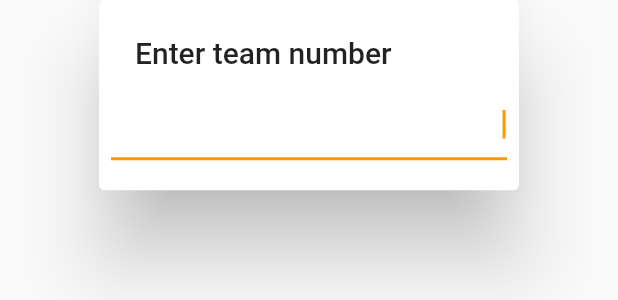
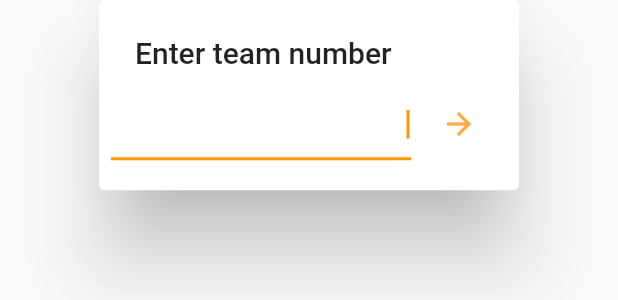
Before and after one commit to FRC5892/scouting_app, a Flutter app: the TeamNumberEntryDialog widget shown alone on an empty page, opened directly, on a phone screen of 412 x 824 dp. Shown: the part 523-823 px from the top of the screen. Run offline on Flutter 3.47's test engine with Material 2 defaults, Android fonts, the phone set to English and light mode, and no system bars; our stand-ins replace cloud_firestore, csv, firebase_auth, shared_preferences; accounts and stored records are empty; network calls fail; project files that could hold a hidden picture were left out.

Commit message:
Continue button added to number entry
Why does the iOS number keyboard not have an enter button?

The enter button is, like, sort of expected for keyboards to have.

```diff
--- a/lib/widgets/dialogs/team_number_entry_dialog.dart
+++ b/lib/widgets/dialogs/team_number_entry_dialog.dart
@@ -4,7 +4,7 @@ import 'package:flutter/material.dart';
 class TeamNumberEntryDialog extends StatelessWidget {
   final TextEditingController _controller = new TextEditingController();
 
-  int intParseOrNull(String input) {
+  static int intParseOrNull(String input) {
     try {
       return int.parse(input);
     } on Object {
@@ -16,15 +16,31 @@ class TeamNumberEntryDialog extends StatelessWidget {
   Widget build(BuildContext context) {
     return new SimpleDialog(
       title: const Text("Enter team number"),
-      children: <Widget>[
+        children: [
           new Container(
             padding: const EdgeInsets.fromLTRB(8.0, 0.0, 8.0, 4.0),
+            child: new Row(
+              children: [
+                new ConstrainedBox(
+                  constraints: const BoxConstraints(maxWidth: 200.0),
                   child: new TextField(
                     controller: _controller,
                     textAlign: TextAlign.right,
                     keyboardType: TextInputType.number,
                     autofocus: true,
-            onSubmitted: (input) => Navigator.of(context).pop(intParseOrNull(input)),
+                    onSubmitted: (input) => Navigator.pop(context, intParseOrNull(input)),
+                  )
+                ),
+                new Expanded(
+                  child: new Center(
+                    child: new IconButton(
+                      icon: new Icon(Icons.arrow_forward),
+                      color: Theme.of(context).accentColor,
+                      onPressed: () => Navigator.pop(context, intParseOrNull(_controller.text)),
+                    )
+                  )
+                ),
+              ]
             ),
           )
         ]
--- a/lib/widgets/screens/data/report_filter_screen.dart
+++ b/lib/widgets/screens/data/report_filter_screen.dart
@@ -17,7 +17,7 @@ class _ReportFilterScreenState extends State<ReportFilterScreen> {
     "matchCubesSw2tch": "TeleOp Cubes to Sw2tch",
     "matchCubesExchange": "TeleOp Cubes to Exchange",
     "matchClimb": "Climb Alone",
-    "matchClimbAssist": "Climb with Teammates",
+    "matchClimbAssist": "Climb Assist",
     "matchPenalties": "Penalties",
   };
 
```
Lines whose indentation alone changed are shown as unchanged.
